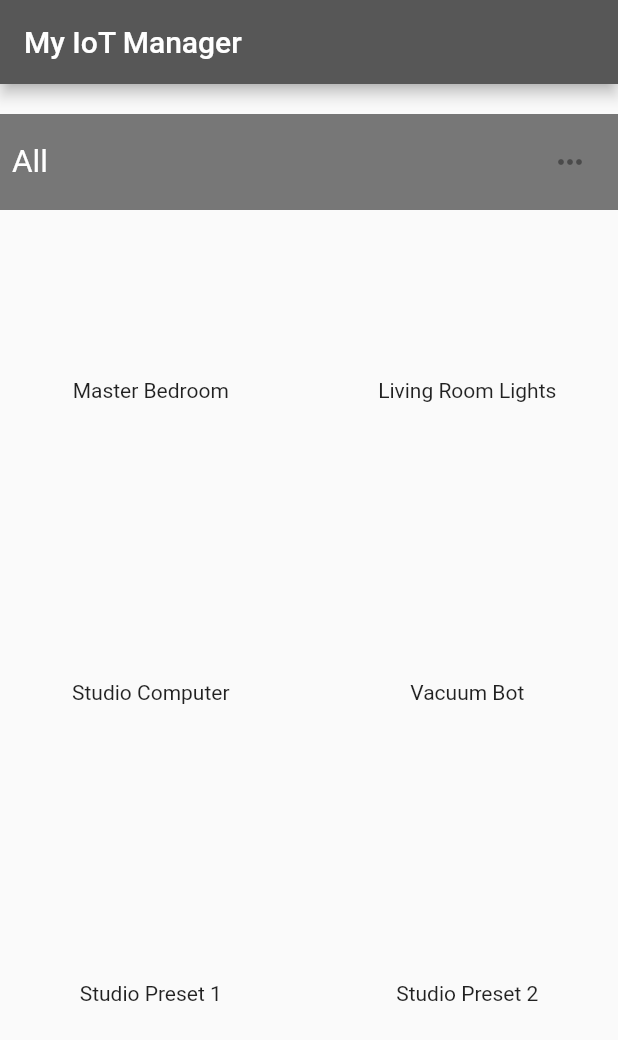
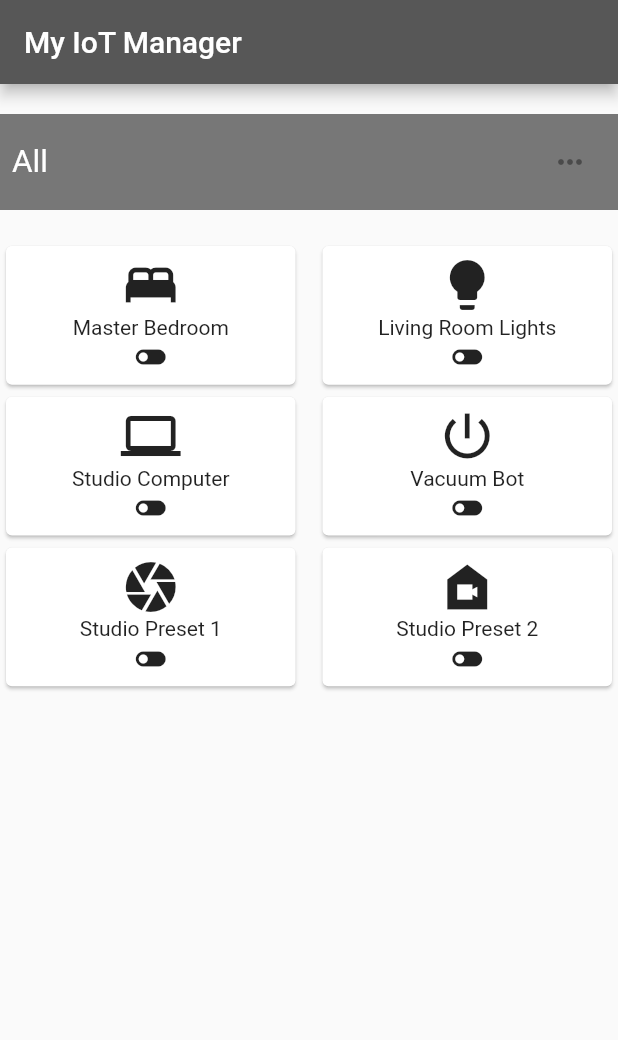
Before and after one commit to Narassin/MADlayoutAssignmentPart1, a Flutter app: the screen it shows after launch, on a phone screen of 412 x 824 dp. Shown: the top 1040 px of the screen. Run offline on Flutter 3.47's test engine with Material 2 defaults, Android fonts, the phone set to English and light mode, and no system bars.

Commit message:
Create card image in grid item

```diff
--- a/lib/griddb.dart
+++ b/lib/griddb.dart
@@ -1,18 +1,24 @@
+import 'package:flutter/material.dart';
+
 var iotDB = [
   //item 1
-  {'deviceName': 'Master Bedroom', 'icon': 'bed', 'status': true},
+  {'deviceName': 'Master Bedroom', 'icon': Icons.bed, 'status': true},
   //item 2
-  {'deviceName': 'Living Room Lights', 'icon': 'lightbulb', 'status': true},
+  {'deviceName': 'Living Room Lights', 'icon': Icons.lightbulb, 'status': true},
   //item 3
-  {'deviceName': 'Studio Computer', 'icon': 'computer', 'status': true},
+  {'deviceName': 'Studio Computer', 'icon': Icons.computer, 'status': true},
   //item 4
-  {'deviceName': 'Vacuum Bot', 'icon': 'power_settings_new', 'status': true},
+  {
+    'deviceName': 'Vacuum Bot',
+    'icon': Icons.power_settings_new,
+    'status': true
+  },
   //item 5
-  {'deviceName': 'Studio Preset 1', 'icon': 'camera', 'status': true},
+  {'deviceName': 'Studio Preset 1', 'icon': Icons.camera, 'status': true},
   //item 6
   {
     'deviceName': 'Studio Preset 2',
-    'icon': 'camera_indoor_sharp',
+    'icon': Icons.camera_indoor_sharp,
     'status': true
   },
 ];
--- a/lib/home.dart
+++ b/lib/home.dart
@@ -1,4 +1,5 @@
 import 'package:flutter/material.dart';
+import 'griddb.dart';
 
 class TabBox extends StatelessWidget {
   TabBox();
@@ -22,7 +23,49 @@ class TabBox extends StatelessWidget {
       ),
       padding: const EdgeInsets.symmetric(horizontal: 8.0, vertical: 8.0),
       margin: const EdgeInsets.symmetric(horizontal: 0.0, vertical: 20),
-      color: Color.fromARGB(255, 119, 119, 119),
+      color: const Color.fromARGB(255, 119, 119, 119),
     );
   }
 }
+
+class GridBox extends StatelessWidget {
+  GridBox();
+
+  @override
+  Widget build(BuildContext context) {
+    return Expanded(
+        child: GridView.count(
+            shrinkWrap: true,
+            crossAxisCount: 2,
+            crossAxisSpacing: 10,
+            childAspectRatio: 2.0,
+            children: List.generate(6, (index) {
+              return GridItem(key: key, index: index);
+            })));
+  }
+}
+
+class GridItem extends StatefulWidget {
+  const GridItem({Key? key, required this.index}) : super(key: key);
+  final int index;
+
+  @override
+  State<GridItem> createState() => _GridItem();
+}
+
+class _GridItem extends State<GridItem> {
+  @override
+  Widget build(BuildContext context) {
+    return Card(
+        child: Column(
+      mainAxisSize: MainAxisSize.min,
+      crossAxisAlignment: CrossAxisAlignment.center,
+      mainAxisAlignment: MainAxisAlignment.center,
+      children: [
+        Icon(iotDB[widget.index]['icon'] as IconData, size: 40),
+        Text(iotDB[widget.index]['deviceName'] as String),
+        Icon(Icons.toggle_off)
+      ],
+    ));
+  }
+}
--- a/lib/main.dart
+++ b/lib/main.dart
@@ -23,22 +23,10 @@ class MainPage extends StatelessWidget {
     return Scaffold(
         appBar: AppBar(
           title: const Text('My IoT Manager'),
-          backgroundColor: Color.fromARGB(255, 87, 87, 87),
+          backgroundColor: const Color.fromARGB(255, 87, 87, 87),
         ),
         body: Column(
-          children: [
-            TabBox(),
-            Expanded(
-                child: GridView.count(
-                    shrinkWrap: true,
-                    crossAxisCount: 2,
-                    crossAxisSpacing: 10,
-                    children: List.generate(6, (index) {
-                      return Center(
-                        child: Text(iotDB[index]['deviceName'] as String),
-                      );
-                    })))
-          ],
+          children: [TabBox(), GridBox()],
         ));
   }
 }
```
